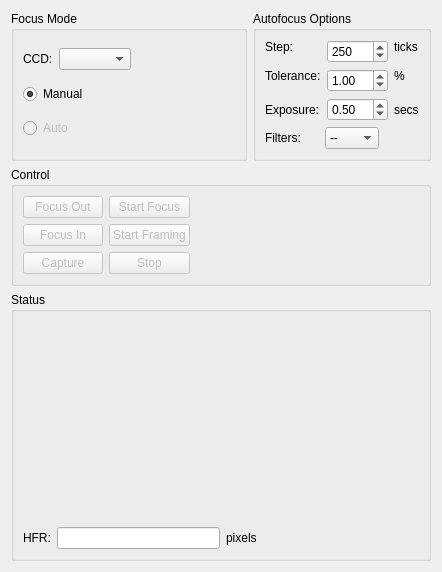
Above: kstars/ekos/focus.ui from KDE/kstars before the change. Below: the same form after it.
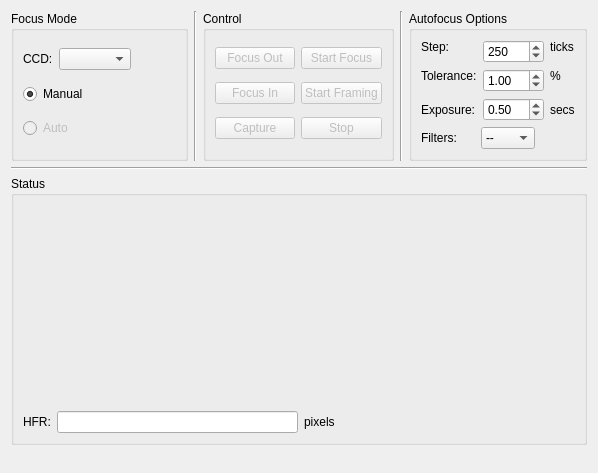
That is the form after the change. Custom widgets are drawn as their Qt base class.

Commit message: Significant improvements to Ekos GUI to make it more suitable for laptops and other devices

```diff
--- a/kstars/ekos/focus.ui
+++ b/kstars/ekos/focus.ui
@@ -6,8 +6,8 @@
    <rect>
     <x>0</x>
     <y>0</y>
-    <width>442</width>
-    <height>542</height>
+    <width>598</width>
+    <height>473</height>
    </rect>
   </property>
   <layout class="QVBoxLayout" name="verticalLayout_4">
@@ -75,6 +75,93 @@
        </layout>
       </widget>
      </item>
+     <item>
+      <widget class="Line" name="line">
+       <property name="orientation">
+        <enum>Qt::Vertical</enum>
+       </property>
+      </widget>
+     </item>
+     <item>
+      <widget class="QGroupBox" name="groupBox_3">
+       <property name="title">
+        <string>Control</string>
+       </property>
+       <layout class="QHBoxLayout" name="horizontalLayout_2">
+        <item>
+         <layout class="QGridLayout" name="gridLayout_2">
+          <item row="0" column="0">
+           <widget class="QPushButton" name="focusOutB">
+            <property name="enabled">
+             <bool>false</bool>
+            </property>
+            <property name="text">
+             <string>Focus Out</string>
+            </property>
+           </widget>
+          </item>
+          <item row="0" column="1">
+           <widget class="QPushButton" name="startFocusB">
+            <property name="enabled">
+             <bool>false</bool>
+            </property>
+            <property name="text">
+             <string>Start Focus</string>
+            </property>
+           </widget>
+          </item>
+          <item row="1" column="0">
+           <widget class="QPushButton" name="focusInB">
+            <property name="enabled">
+             <bool>false</bool>
+            </property>
+            <property name="text">
+             <string>Focus In</string>
+            </property>
+           </widget>
+          </item>
+          <item row="1" column="1">
+           <widget class="QPushButton" name="startLoopB">
+            <property name="enabled">
+             <bool>false</bool>
+            </property>
+            <property name="text">
+             <string>Start Framing</string>
+            </property>
+           </widget>
+          </item>
+          <item row="2" column="0">
+           <widget class="QPushButton" name="captureB">
+            <property name="enabled">
+             <bool>false</bool>
+            </property>
+            <property name="text">
+             <string>Capture</string>
+            </property>
+           </widget>
+          </item>
+          <item row="2" column="1">
+           <widget class="QPushButton" name="stopFocusB">
+            <property name="enabled">
+             <bool>false</bool>
+            </property>
+            <property name="text">
+             <string>Stop</string>
+            </property>
+           </widget>
+          </item>
+         </layout>
+        </item>
+       </layout>
+      </widget>
+     </item>
+     <item>
+      <widget class="Line" name="line_2">
+       <property name="orientation">
+        <enum>Qt::Vertical</enum>
+       </property>
+      </widget>
+     </item>
      <item>
       <widget class="QGroupBox" name="groupBox_2">
        <property name="title">
@@ -223,89 +310,10 @@
     </layout>
    </item>
    <item>
-    <widget class="QGroupBox" name="groupBox_3">
-     <property name="title">
-      <string>Control</string>
+    <widget class="Line" name="line_3">
+     <property name="orientation">
+      <enum>Qt::Horizontal</enum>
      </property>
-     <layout class="QHBoxLayout" name="horizontalLayout_2">
-      <item>
-       <layout class="QGridLayout" name="gridLayout_2">
-        <item row="0" column="0">
-         <widget class="QPushButton" name="focusOutB">
-          <property name="enabled">
-           <bool>false</bool>
-          </property>
-          <property name="text">
-           <string>Focus Out</string>
-          </property>
-         </widget>
-        </item>
-        <item row="0" column="1">
-         <widget class="QPushButton" name="startFocusB">
-          <property name="enabled">
-           <bool>false</bool>
-          </property>
-          <property name="text">
-           <string>Start Focus</string>
-          </property>
-         </widget>
-        </item>
-        <item row="1" column="0">
-         <widget class="QPushButton" name="focusInB">
-          <property name="enabled">
-           <bool>false</bool>
-          </property>
-          <property name="text">
-           <string>Focus In</string>
-          </property>
-         </widget>
-        </item>
-        <item row="1" column="1">
-         <widget class="QPushButton" name="startLoopB">
-          <property name="enabled">
-           <bool>false</bool>
-          </property>
-          <property name="text">
-           <string>Start Framing</string>
-          </property>
-         </widget>
-        </item>
-        <item row="2" column="0">
-         <widget class="QPushButton" name="captureB">
-          <property name="enabled">
-           <bool>false</bool>
-          </property>
-          <property name="text">
-           <string>Capture</string>
-          </property>
-         </widget>
-        </item>
-        <item row="2" column="1">
-         <widget class="QPushButton" name="stopFocusB">
-          <property name="enabled">
-           <bool>false</bool>
-          </property>
-          <property name="text">
-           <string>Stop</string>
-          </property>
-         </widget>
-        </item>
-       </layout>
-      </item>
-      <item>
-       <spacer name="horizontalSpacer_2">
-        <property name="orientation">
-         <enum>Qt::Horizontal</enum>
-        </property>
-        <property name="sizeHint" stdset="0">
-         <size>
-          <width>239</width>
-          <height>20</height>
-         </size>
-        </property>
-       </spacer>
-      </item>
-     </layout>
     </widget>
    </item>
    <item>
```
Left out of the diff: 1 changed line with no effect on the pictures. The commit also changes 7 other files.
